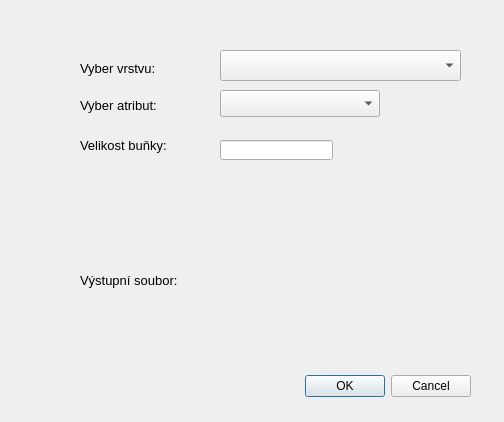
First picture: the form in jaster_polluted_source_preparation.ui, repository ruz76/qgis_opensymos_3, before the edit.
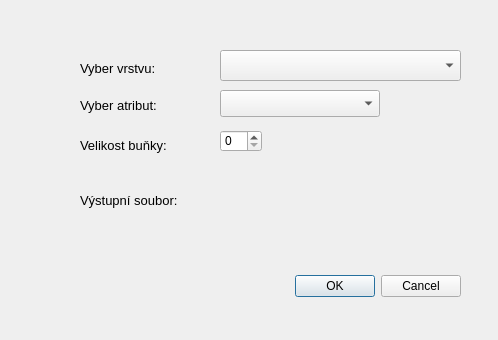
Second picture: the form after the edit. Custom widgets are drawn as their Qt base class.

Patch:
```diff
--- a/jaster_polluted_source_preparation.ui
+++ b/jaster_polluted_source_preparation.ui
@@ -6,8 +6,8 @@
    <rect>
     <x>0</x>
     <y>0</y>
-    <width>504</width>
-    <height>422</height>
+    <width>498</width>
+    <height>340</height>
    </rect>
   </property>
   <property name="windowTitle">
@@ -16,8 +16,8 @@
   <widget class="QDialogButtonBox" name="buttonBox">
    <property name="geometry">
     <rect>
-     <x>130</x>
-     <y>370</y>
+     <x>120</x>
+     <y>270</y>
      <width>341</width>
      <height>32</height>
     </rect>
@@ -92,7 +92,7 @@
    <property name="geometry">
     <rect>
      <x>220</x>
-     <y>260</y>
+     <y>180</y>
      <width>191</width>
      <height>41</height>
     </rect>
@@ -102,7 +102,7 @@
    <property name="geometry">
     <rect>
      <x>80</x>
-     <y>260</y>
+     <y>180</y>
      <width>111</width>
      <height>41</height>
     </rect>
@@ -116,16 +116,6 @@
     <string>Výstupní soubor:</string>
    </property>
   </widget>
-  <widget class="QLineEdit" name="VelikostBunky">
-   <property name="geometry">
-    <rect>
-     <x>220</x>
-     <y>140</y>
-     <width>113</width>
-     <height>20</height>
-    </rect>
-   </property>
-  </widget>
   <widget class="QLabel" name="label_4">
    <property name="geometry">
     <rect>
@@ -144,6 +134,16 @@
     <string>Velikost buňky:</string>
    </property>
   </widget>
+  <widget class="QSpinBox" name="spinBox">
+   <property name="geometry">
+    <rect>
+     <x>220</x>
+     <y>130</y>
+     <width>42</width>
+     <height>22</height>
+    </rect>
+   </property>
+  </widget>
  </widget>
  <customwidgets>
   <customwidget>
```
